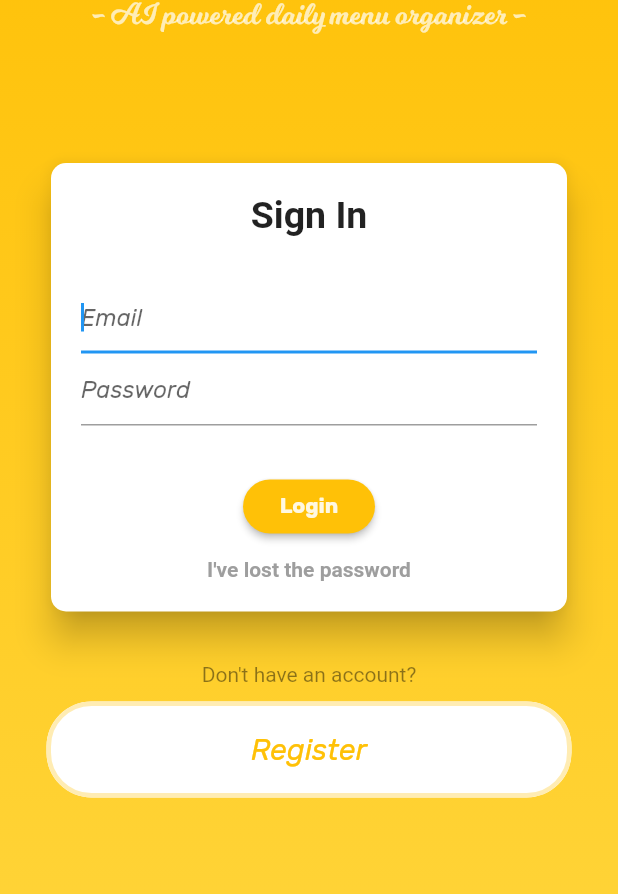
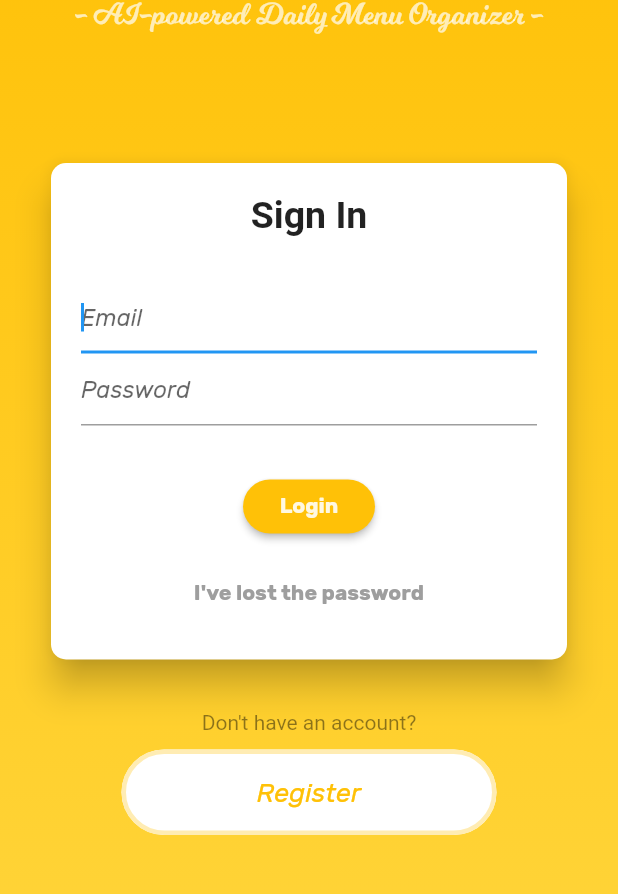
Before and after one commit to andreacioni/weeklymenu-flutter, a Flutter app: the screen it shows after launch, on a phone screen of 412 x 824 dp, the part 119-1013 px from its top. Run offline on Flutter 3.47's test engine with Material 2 defaults, Android fonts, the phone set to English and light mode, and no system bars; our stand-ins replace dio, dotted_border, expandable, flutter_tags, flutter_typeahead; missing offline and left inert: flutter_date_pickers, shared_preferences_web, spinner_input; generated files the repository leaves out were written again; Roboto replaces fonts that are missing (Hind); project files that could hold a hidden picture were left out.

Commit message:
WIP on login

```diff
--- a/lib/main.dart
+++ b/lib/main.dart
@@ -50,7 +50,7 @@ class App extends StatelessWidget {
       ],
       child: MaterialApp(
         title: 'Weekly Menu',
-        home: LogingScreen(), //HomePage(),
+        home: LoginScreen(), //HomePage(),
         theme: ThemeData(
           // Define the default brightness and colors.
           brightness: Brightness.light,
--- /dev/null
+++ b/lib/widgets/login_screen/forms/base_login_form.dart
@@ -0,0 +1,107 @@
+import 'package:flutter/material.dart';
+
+import 'package:weekly_menu_app/globals/constants.dart' as consts;
+
+class BaseLoginForm extends StatelessWidget {
+  static final BorderRadius flatButtonBorderRadius = BorderRadius.circular(30);
+
+  final String title;
+  final String action;
+  final void Function() onSubmit;
+  final List<TextFormField> textFields;
+  final Widget secondaryActionWidget;
+  final GlobalKey formKey;
+
+  BaseLoginForm(this.title, this.action, this.textFields,
+      {this.onSubmit, this.secondaryActionWidget, @required this.formKey});
+
+  @override
+  Widget build(BuildContext context) {
+    return ConstrainedBox(
+      constraints: BoxConstraints(maxWidth: 500),
+      child: Card(
+        shape: RoundedRectangleBorder(borderRadius: BorderRadius.circular(10)),
+        elevation: 10,
+        child: Padding(
+          padding: const EdgeInsets.all(20),
+          child: Form(
+            key: formKey,
+            child: Column(
+              children: [
+                Text(
+                  title,
+                  style: TextStyle(
+                    fontSize: 25,
+                    fontWeight: FontWeight.bold,
+                  ),
+                ),
+                SizedBox(
+                  height: 30,
+                ),
+                ...textFields,
+                SizedBox(
+                  height: 30,
+                ),
+                RaisedButton(
+                  child: Text(
+                    action,
+                    style: TextStyle(
+                        color: Colors.amber[50], fontWeight: FontWeight.bold),
+                  ),
+                  shape: RoundedRectangleBorder(
+                    borderRadius: flatButtonBorderRadius,
+                  ),
+                  color: Colors.amber,
+                  onPressed: onSubmit,
+                ),
+                SizedBox(
+                  height: 10,
+                ),
+                if (secondaryActionWidget != null) secondaryActionWidget
+              ],
+            ),
+          ),
+        ),
+      ),
+    );
+  }
+}
+
+TextFormField buildEmailFormField() {
+  return TextFormField(
+    autofocus: true,
+    decoration: InputDecoration(hintText: "Email"),
+    keyboardType: TextInputType.emailAddress,
+    validator: _validateEmail,
+  );
+}
+
+FlatButton buildCancelButton(BuildContext context, void Function() onCancel) {
+  return FlatButton(
+    child: Text(
+      "Cancel",
+      style: TextStyle(
+          color: Colors.grey, fontWeight: FontWeight.bold, fontFeatures: []),
+    ),
+    onPressed: onCancel,
+    splashColor: Theme.of(context).accentColor.withOpacity(0.1),
+    shape: RoundedRectangleBorder(
+        borderRadius: BaseLoginForm.flatButtonBorderRadius),
+  );
+}
+
+String _validateEmail(String value) {
+  if (!RegExp(consts.emailValidationRegex).hasMatch(value)) {
+    return "Enter a valid email address";
+  }
+
+  return null;
+}
+
+String _validatePassword(String value) {
+  if (!RegExp(consts.passwordValidationRegex).hasMatch(value)) {
+    return "Password must be at least 8 characters long and should contains numbers, letters and symbols (${consts.alloweSpecialCharacters}";
+  }
+
+  return null;
+}
--- /dev/null
+++ b/lib/widgets/login_screen/forms/sign_in_form.dart
@@ -0,0 +1,53 @@
+import 'package:flutter/material.dart';
+
+import 'base_login_form.dart';
+
+class SignInForm extends StatefulWidget {
+  final void Function() onLostPasswordPressed;
+
+  SignInForm({this.onLostPasswordPressed});
+
+  @override
+  _SignInFormState createState() => _SignInFormState();
+}
+
+class _SignInFormState extends State<SignInForm> {
+  final GlobalKey<FormState> _formKey = GlobalKey<FormState>();
+
+  @override
+  Widget build(BuildContext context) {
+    return BaseLoginForm(
+      "Sign In",
+      "Login",
+      [
+        buildEmailFormField(),
+        TextFormField(
+          autofocus: true,
+          obscureText: true,
+          decoration: InputDecoration(hintText: "Password"),
+        )
+      ],
+      onSubmit: _onLoginSubmit,
+      secondaryActionWidget: FlatButton(
+        child: Text(
+          "I've lost the password",
+          style: TextStyle(
+              color: Colors.grey,
+              fontWeight: FontWeight.bold,
+              fontFeatures: []),
+        ),
+        onPressed: widget.onLostPasswordPressed,
+        splashColor: Theme.of(context).accentColor.withOpacity(0.1),
+        shape: RoundedRectangleBorder(
+            borderRadius: BaseLoginForm.flatButtonBorderRadius),
+      ),
+      formKey: _formKey,
+    );
+  }
+
+  void _onLoginSubmit() {
+    if (!_formKey.currentState.validate()) {
+      return;
+    }
+  }
+}
--- a/lib/widgets/login_screen/screen.dart
+++ b/lib/widgets/login_screen/screen.dart
@@ -1,12 +1,33 @@
 import 'dart:ui';
 
 import 'package:flutter/material.dart';
+import 'package:weekly_menu_app/widgets/login_screen/forms/base_login_form.dart';
+import 'package:weekly_menu_app/widgets/login_screen/forms/register_form.dart';
+import 'package:weekly_menu_app/widgets/login_screen/forms/reset_password_form.dart';
+import 'package:weekly_menu_app/widgets/login_screen/forms/sign_in_form.dart';
 
-class LogingScreen extends StatelessWidget {
+enum LoginScreenMode {
+  SignIn,
+  Register,
+  LostPassword,
+}
+
+class LoginScreen extends StatefulWidget {
+  @override
+  _LoginScreenState createState() => _LoginScreenState();
+}
+
+class _LoginScreenState extends State<LoginScreen> {
+  LoginScreenMode mode;
+
+  @override
+  void initState() {
+    mode = LoginScreenMode.SignIn;
+    super.initState();
+  }
+
   @override
   Widget build(BuildContext context) {
-    final flatButtonBorderRadius = BorderRadius.circular(30);
-
     return Scaffold(
       body: Stack(
         children: <Widget>[
@@ -34,7 +55,7 @@ class LogingScreen extends StatelessWidget {
                       ),
                     ),
                     Text(
-                      "- AI powered daily menu organizer -",
+                      "- AI-powered Daily Menu Organizer -",
                       style: TextStyle(
                         fontFamily: "Milkshake",
                         fontSize: 20,
@@ -46,69 +67,9 @@ class LogingScreen extends StatelessWidget {
                     ),
                     Padding(
                       padding: const EdgeInsets.all(30),
-                      child: Card(
-                        shape: RoundedRectangleBorder(
-                            borderRadius: BorderRadius.circular(10)),
-                        elevation: 10,
-                        child: Padding(
-                          padding: const EdgeInsets.all(20),
-                          child: Form(
-                            child: Column(
-                              children: [
-                                Text(
-                                  "Sign In",
-                                  style: TextStyle(
-                                    fontSize: 25,
-                                    fontWeight: FontWeight.bold,
+                      child: buildMainCard(),
                     ),
-                                ),
-                                SizedBox(
-                                  height: 30,
-                                ),
-                                TextField(
-                                  autofocus: true,
-                                  decoration:
-                                      InputDecoration(hintText: "Email"),
-                                  keyboardType: TextInputType.emailAddress,
-                                ),
-                                TextField(
-                                  autofocus: true,
-                                  obscureText: true,
-                                  decoration:
-                                      InputDecoration(hintText: "Password"),
-                                ),
-                                SizedBox(
-                                  height: 30,
-                                ),
-                                RaisedButton(
-                                  child: Text(
-                                    "Login",
-                                    style: TextStyle(
-                                        color: Colors.amber[50],
-                                        fontWeight: FontWeight.bold),
-                                  ),
-                                  shape: RoundedRectangleBorder(
-                                    borderRadius: flatButtonBorderRadius,
-                                  ),
-                                  color: Colors.amber,
-                                  onPressed: () {},
-                                ),
-                                SizedBox(
-                                  height: 10,
-                                ),
-                                Text(
-                                  "I've lost the password",
-                                  style: TextStyle(
-                                      color: Colors.grey,
-                                      fontWeight: FontWeight.bold,
-                                      fontFeatures: []),
-                                ),
-                              ],
-                            ),
-                          ),
-                        ),
-                      ),
-                    ),
+                    if (mode != LoginScreenMode.Register) ...[
                       Text(
                         "Don't have an account?",
                         style: TextStyle(
@@ -119,24 +80,26 @@ class LogingScreen extends StatelessWidget {
                         height: 10,
                       ),
                       FlatButton(
-                      onPressed: () {},
+                        onPressed: () =>
+                            setState(() => mode = LoginScreenMode.Register),
                         child: Padding(
-                        padding: const EdgeInsets.all(20),
+                          padding: const EdgeInsets.all(18),
                           child: Text(
                             "Register",
-                          style: TextStyle(fontSize: 20),
+                            style: TextStyle(fontSize: 18),
                           ),
                         ),
                         textColor: Colors.amber,
                         color: Colors.white,
-                      minWidth: 350,
+                        minWidth: 250,
                         shape: RoundedRectangleBorder(
-                        borderRadius: flatButtonBorderRadius,
+                          borderRadius: BaseLoginForm.flatButtonBorderRadius,
                           side: BorderSide(color: Colors.amber[100], width: 3),
                         ),
                         splashColor: Colors.amber[100],
                         highlightColor: Colors.amber[100],
                       )
+                    ]
                   ],
                 ),
               ),
@@ -146,4 +109,101 @@ class LogingScreen extends StatelessWidget {
       ),
     );
   }
+
+  Widget buildMainCard() {
+    switch (mode) {
+      case LoginScreenMode.SignIn:
+        return SignInForm(
+          onLostPasswordPressed: toResetPasswordForm,
+        );
+      case LoginScreenMode.Register:
+        return RegisterForm(
+          onBackToSignInPressed: toSignInForm,
+        );
+      case LoginScreenMode.LostPassword:
+        return ResetPasswordForm(
+          onBackToSignInPressed: toSignInForm,
+        );
     }
+
+    return null;
+  }
+
+  void toSignInForm() => setState(() => mode = LoginScreenMode.SignIn);
+
+  void toResetPasswordForm() =>
+      setState(() => mode = LoginScreenMode.LostPassword);
+
+/*   Widget buildRegisterCard(BorderRadius flatButtonBorderRadius) {
+    final GlobalKey formKey = GlobalKey<FormState>();
+
+    return BaseLoginForm(
+      "Sign Up",
+      "Register",
+      [
+        TextFormField(
+          autofocus: true,
+          decoration: InputDecoration(hintText: "Name"),
+          keyboardType: TextInputType.emailAddress,
+        ),
+        buildEmailFormField(),
+        TextFormField(
+          autofocus: true,
+          obscureText: true,
+          decoration: InputDecoration(hintText: "Password"),
+        ),
+        TextFormField(
+          autofocus: true,
+          obscureText: true,
+          decoration: InputDecoration(hintText: "Confirm password"),
+        )
+      ],
+      secondaryActionWidget: buildCancelButton(),
+      key: formKey,
+    );
+  }
+
+  Widget buildLostPasswordCard() {
+    final GlobalKey formKey = GlobalKey<FormState>();
+
+    return BaseLoginForm(
+      "Password Recovery",
+      "Send email",
+      [
+        buildEmailFormField(),
+      ],
+      secondaryActionWidget: buildCancelButton(),
+      key: formKey,
+    );
+  }
+
+  Widget buildSignInCard() {
+    final Key formKey = GlobalKey<FormState>();
+
+    return BaseLoginForm(
+      "Sign In",
+      "Login",
+      [
+        buildEmailFormField(),
+        TextFormField(
+          autofocus: true,
+          obscureText: true,
+          decoration: InputDecoration(hintText: "Password"),
+        )
+      ],
+      secondaryActionWidget: FlatButton(
+        child: Text(
+          "I've lost the password",
+          style: TextStyle(
+              color: Colors.grey,
+              fontWeight: FontWeight.bold,
+              fontFeatures: []),
+        ),
+        onPressed: () => setState(() => mode = LoginScreenMode.LostPassword),
+        splashColor: Theme.of(context).accentColor.withOpacity(0.1),
+        shape: RoundedRectangleBorder(borderRadius: BaseLoginForm.flatButtonBorderRadius),
+      ),
+      key: formKey,
+    );
+  } */
+}
--- a/lib/widgets/menu_editor/scroll_view.dart
+++ b/lib/widgets/menu_editor/scroll_view.dart
@@ -200,7 +200,8 @@ class _MenuEditorScrollViewState extends State<MenuEditorScrollView> {
       isChecked: false,
       onPressed: !widget.editingMode ? () => _openRecipeView(recipe) : null,
       onCheckChange: (c) => _hadleRecipeCheckChange(dailyMenu, mealRecipe, c),
-      key: ValueKey(mealRecipe.meal.toString() + '_' + mealRecipe.recipe.id),
+      formKey:
+          ValueKey(mealRecipe.meal.toString() + '_' + mealRecipe.recipe.id),
     );
     return ChangeNotifierProvider.value(
       value: recipe,
--- a/lib/widgets/shopping_list_screen/scroll_view.dart
+++ b/lib/widgets/shopping_list_screen/scroll_view.dart
@@ -131,7 +131,7 @@ class _ShoppingListScrollViewState extends State<ShoppingListScrollView> {
           delegate: SliverChildBuilderDelegate(
             (_, index) => ShoppingListItemTile(checkItems[index],
                 editable: false,
-                key: ValueKey(checkItems[index].item),
+                formKey: ValueKey(checkItems[index].item),
                 onCheckChange: (newValue) => _setChecked(
                       shoppingList,
                       checkItems[index],
@@ -152,7 +152,7 @@ class _ShoppingListScrollViewState extends State<ShoppingListScrollView> {
         delegate: SliverChildBuilderDelegate(
             (_, index) => ShoppingListItemTile(
                   uncheckItems[index],
-                  key: ValueKey(uncheckItems[index].item),
+                  formKey: ValueKey(uncheckItems[index].item),
                   editable: false,
                   onCheckChange: (newValue) => _setChecked(
                     shoppingList,
```
Also changed, not shown: lib/globals/constants.dart (+9 -2 lines), lib/widgets/login_screen/forms/register_form.dart (added, +45 -0 lines), lib/widgets/login_screen/forms/reset_password_form.dart (added, +30 -0 lines), lib/widgets/menu_editor/recipe_tile.dart (+7 -2 lines), lib/widgets/shopping_list_screen/shopping_list_tile.dart (+5 -5 lines), 1 other file. Lines whose indentation alone changed are shown as unchanged.
